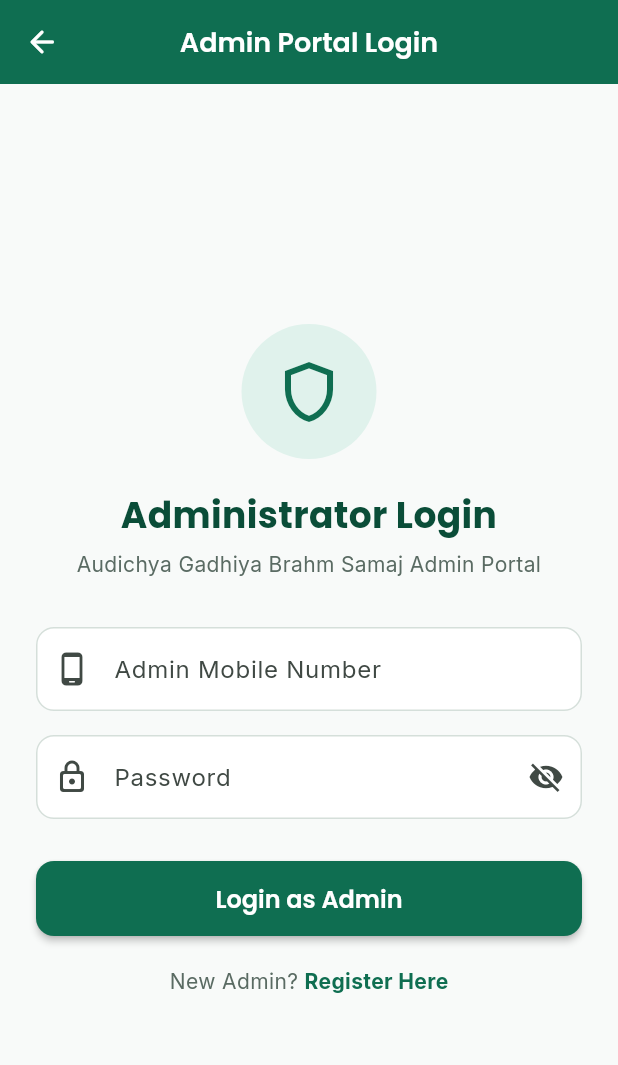
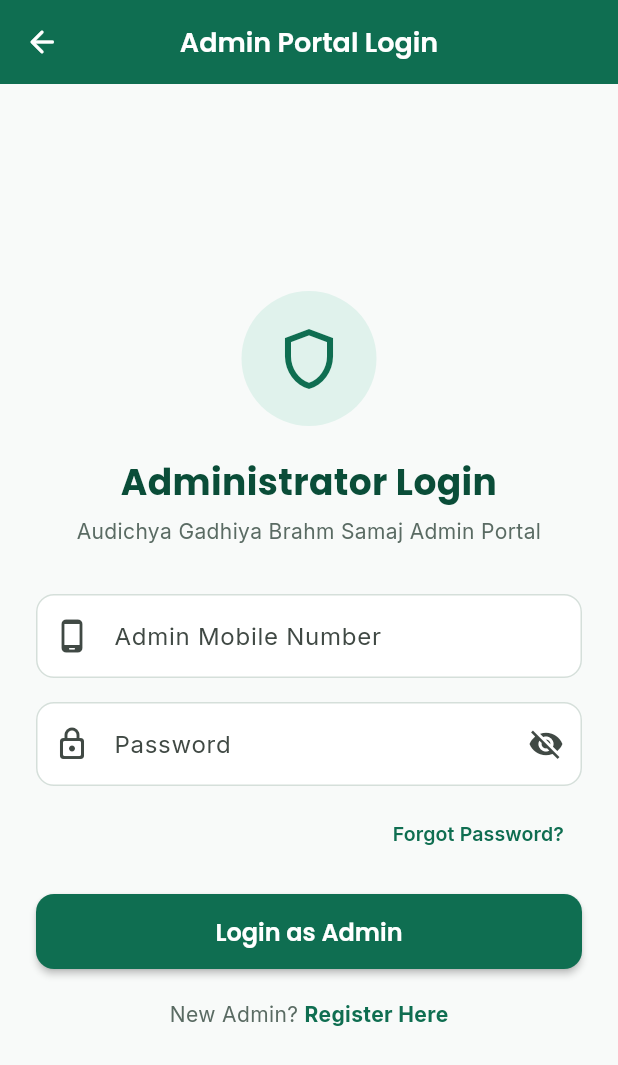
Before and after one commit to tejaspatel2255/agbs-family-registry, a Flutter app: the screen it shows after launch, after a tap on "Admin Login", on a phone screen of 412 x 824 dp. Shown: the top 1065 px of the screen. Run offline on Flutter 3.47's test engine with Material 3 defaults, Android fonts, the phone set to English and light mode, and no system bars; our stand-ins replace cached_network_image, flutter_riverpod, go_router, google_fonts, image_picker, supabase_flutter; accounts and stored records are empty; statements that could not run were skipped.

Commit message:
feat: Add Forgot Password link to Admin Login screen and enable dynamic return navigation

```diff
--- a/lib/core/router/app_router.dart
+++ b/lib/core/router/app_router.dart
@@ -45,7 +45,10 @@ final GoRouter appRouter = GoRouter(
     ),
     GoRoute(
       path: '/member-forgot-password',
-      builder: (context, state) => const MemberForgotPasswordScreen(),
+      builder: (context, state) {
+        final returnRoute = state.uri.queryParameters['returnRoute'] ?? '/member-login';
+        return MemberForgotPasswordScreen(returnRoute: returnRoute);
+      },
     ),
     GoRoute(
       path: '/admin-dashboard',
--- a/lib/features/auth/screens/admin_login_screen.dart
+++ b/lib/features/auth/screens/admin_login_screen.dart
@@ -179,7 +179,26 @@ class _AdminLoginScreenState extends ConsumerState<AdminLoginScreen> {
                     },
                   ),
 
-                  const SizedBox(height: 28),
+                  const SizedBox(height: 8),
+
+                  Align(
+                    alignment: Alignment.centerRight,
+                    child: TextButton(
+                      onPressed: () {
+                        context.push('/member-forgot-password?returnRoute=/admin-login');
+                      },
+                      child: Text(
+                        'Forgot Password?',
+                        style: GoogleFonts.inter(
+                          color: AppColors.primary,
+                          fontWeight: FontWeight.w600,
+                          fontSize: 13,
+                        ),
+                      ),
+                    ),
+                  ),
+
+                  const SizedBox(height: 16),
 
                   ElevatedButton(
                     onPressed: authState.isLoading ? null : _handleAdminLogin,
--- a/lib/features/auth/screens/member_forgot_password_screen.dart
+++ b/lib/features/auth/screens/member_forgot_password_screen.dart
@@ -7,7 +7,8 @@ import '../../../core/theme/app_colors.dart';
 import '../providers/auth_provider.dart';
 
 class MemberForgotPasswordScreen extends ConsumerStatefulWidget {
-  const MemberForgotPasswordScreen({super.key});
+  final String returnRoute;
+  const MemberForgotPasswordScreen({super.key, this.returnRoute = '/member-login'});
 
   @override
   ConsumerState<MemberForgotPasswordScreen> createState() => _MemberForgotPasswordScreenState();
@@ -122,7 +123,7 @@ class _MemberForgotPasswordScreenState extends ConsumerState<MemberForgotPasswor
           duration: Duration(seconds: 4),
         ),
       );
-      context.go('/member-login');
+      context.go(widget.returnRoute);
     }
   }
 
```
